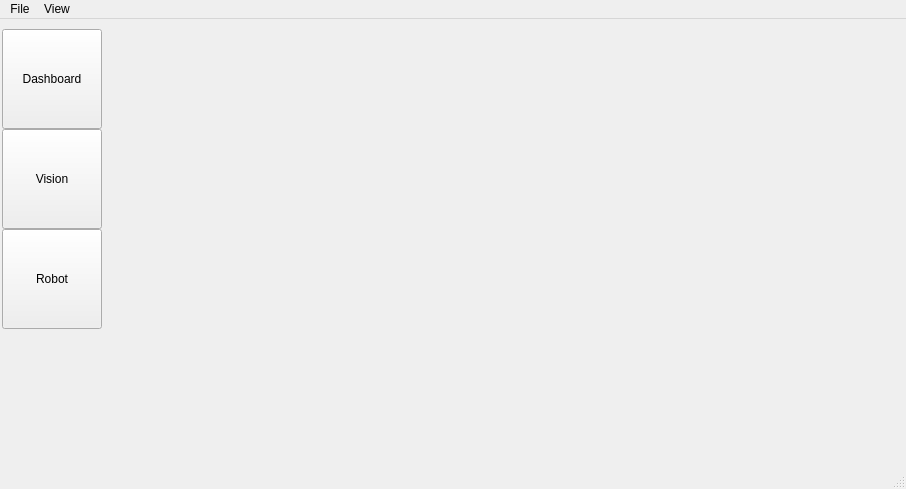
Old version of the form Picking_soft/Picking_control/mainwindow.ui in the repository gstorm-b/Qt-Vision-Widget.
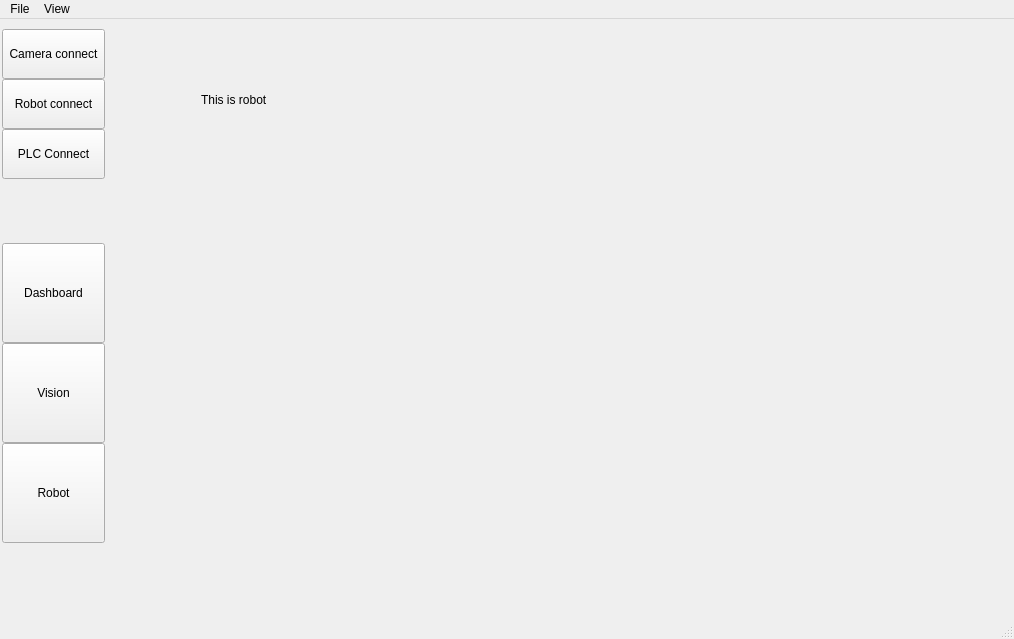
New version of the form. Custom widgets are drawn as their Qt base class.

What changed in the file:
```diff
--- a/Picking_soft/Picking_control/mainwindow.ui
+++ b/Picking_soft/Picking_control/mainwindow.ui
@@ -6,8 +6,8 @@
    <rect>
     <x>0</x>
     <y>0</y>
-    <width>906</width>
-    <height>489</height>
+    <width>1014</width>
+    <height>639</height>
    </rect>
   </property>
   <property name="windowTitle">
@@ -32,6 +32,79 @@
       <property name="spacing">
        <number>0</number>
       </property>
+      <item>
+       <widget class="TabWidgetButton" name="tbtn_state_camera">
+        <property name="sizePolicy">
+         <sizepolicy hsizetype="Preferred" vsizetype="Preferred">
+          <horstretch>0</horstretch>
+          <verstretch>0</verstretch>
+         </sizepolicy>
+        </property>
+        <property name="minimumSize">
+         <size>
+          <width>100</width>
+          <height>50</height>
+         </size>
+        </property>
+        <property name="text">
+         <string>Camera connect</string>
+        </property>
+       </widget>
+      </item>
+      <item>
+       <widget class="TabWidgetButton" name="tbtn_state_robot">
+        <property name="sizePolicy">
+         <sizepolicy hsizetype="Preferred" vsizetype="Preferred">
+          <horstretch>0</horstretch>
+          <verstretch>0</verstretch>
+         </sizepolicy>
+        </property>
+        <property name="minimumSize">
+         <size>
+          <width>100</width>
+          <height>50</height>
+         </size>
+        </property>
+        <property name="text">
+         <string>Robot connect</string>
+        </property>
+       </widget>
+      </item>
+      <item>
+       <widget class="TabWidgetButton" name="tbtn_state_plc">
+        <property name="sizePolicy">
+         <sizepolicy hsizetype="Preferred" vsizetype="Preferred">
+          <horstretch>0</horstretch>
+          <verstretch>0</verstretch>
+         </sizepolicy>
+        </property>
+        <property name="minimumSize">
+         <size>
+          <width>100</width>
+          <height>50</height>
+         </size>
+        </property>
+        <property name="text">
+         <string>PLC Connect</string>
+        </property>
+       </widget>
+      </item>
+      <item>
+       <spacer name="verticalSpacer_2">
+        <property name="orientation">
+         <enum>Qt::Orientation::Vertical</enum>
+        </property>
+        <property name="sizeType">
+         <enum>QSizePolicy::Policy::MinimumExpanding</enum>
+        </property>
+        <property name="sizeHint" stdset="0">
+         <size>
+          <width>20</width>
+          <height>40</height>
+         </size>
+        </property>
+       </spacer>
+      </item>
       <item>
        <widget class="TabWidgetButton" name="tbtn_dashboard">
         <property name="sizePolicy">
@@ -106,8 +179,54 @@
     </item>
     <item>
      <widget class="QStackedWidget" name="stackedWidget">
-      <widget class="QWidget" name="page"/>
-      <widget class="QWidget" name="page_2"/>
+      <property name="currentIndex">
+       <number>2</number>
+      </property>
+      <widget class="QWidget" name="page">
+       <widget class="QLabel" name="label">
+        <property name="geometry">
+         <rect>
+          <x>50</x>
+          <y>40</y>
+          <width>131</width>
+          <height>21</height>
+         </rect>
+        </property>
+        <property name="text">
+         <string>This is dashboard</string>
+        </property>
+       </widget>
+      </widget>
+      <widget class="QWidget" name="page_2">
+       <widget class="QLabel" name="label_2">
+        <property name="geometry">
+         <rect>
+          <x>70</x>
+          <y>50</y>
+          <width>111</width>
+          <height>21</height>
+         </rect>
+        </property>
+        <property name="text">
+         <string>This is vision</string>
+        </property>
+       </widget>
+      </widget>
+      <widget class="QWidget" name="page_3">
+       <widget class="QLabel" name="label_3">
+        <property name="geometry">
+         <rect>
+          <x>90</x>
+          <y>60</y>
+          <width>111</width>
+          <height>21</height>
+         </rect>
+        </property>
+        <property name="text">
+         <string>This is robot</string>
+        </property>
+       </widget>
+      </widget>
      </widget>
     </item>
    </layout>
@@ -117,7 +236,7 @@
     <rect>
      <x>0</x>
      <y>0</y>
-     <width>906</width>
+     <width>1014</width>
      <height>21</height>
     </rect>
    </property>
```
